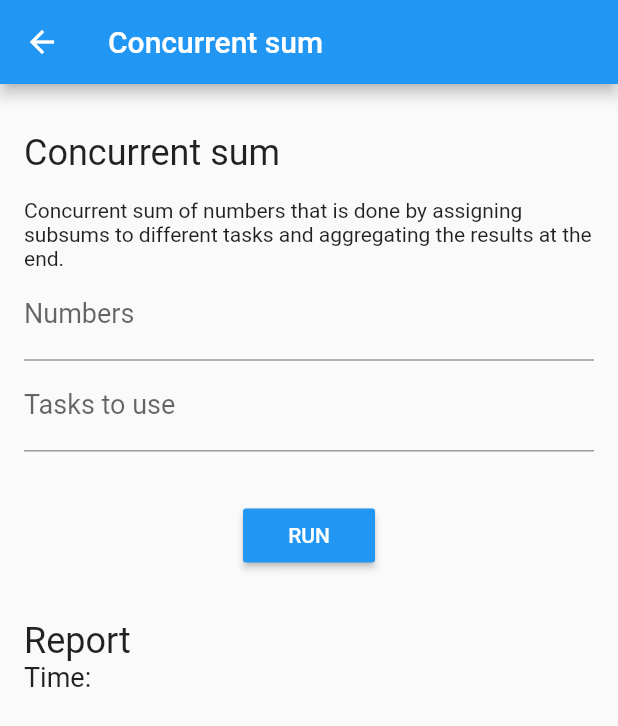
After one commit to WilliamWV/androidConcAndSync_Flutter, a Flutter app: the ConcSumScreen screen opened directly, on a phone screen of 412 x 824 dp. The commit adds this screen. Shown: the top 726 px of the screen. Run offline on Flutter 3.47's test engine with Material 2 defaults, Android fonts, the phone set to English and light mode, and no system bars.

Commit message:
Implemented ConcSumScreen

```diff
--- /dev/null
+++ b/lib/screens/ConcSumScreen.dart
@@ -0,0 +1,95 @@
+
+
+import 'package:androidconcurrency/constants.dart';
+import 'package:flutter/cupertino.dart';
+import 'package:flutter/material.dart';
+
+class ConcSumScreen extends StatefulWidget{
+  ConcSumScreen({Key key}): super(key: key);
+
+  @override
+  _ConcSumState createState() => _ConcSumState();
+
+}
+
+class _ConcSumState extends State<ConcSumScreen>{
+
+  int _reportTime;
+  String _reportTimeText = "";
+
+  @override
+  Widget build(BuildContext context) {
+    return Scaffold(
+      appBar: AppBar(
+          title: Text(CONC_SUM)
+      ),
+      body: Center(
+        child: Container(
+          padding: new EdgeInsets.all(MID_PADDING),
+          child: Column(
+            crossAxisAlignment: CrossAxisAlignment.start,
+            mainAxisAlignment: MainAxisAlignment.start,
+            children: <Widget>[
+              Container(
+                  child:Text(
+                    CONC_SUM,
+                    style: TextStyle(fontSize: TITLE_FONT_SIZE),
+                  ),
+                  padding: EdgeInsets.symmetric(vertical: MID_PADDING)
+              ),
+              Text(
+                  PROBL_DESCRIPTION[CONC_SUM],
+                  style: TextStyle(fontSize: DESCRIPTION_FONT_SIZE)
+              ),
+              TextField(
+                decoration: new InputDecoration(
+                    labelText: "Numbers",
+                    labelStyle: TextStyle(fontSize: LABEL_FONT_SIZE)
+                ),
+                keyboardType: TextInputType.number,
+              ),
+              TextField(
+                decoration: new InputDecoration(
+                    labelText: "Tasks to use",
+                    labelStyle: TextStyle(fontSize: LABEL_FONT_SIZE)
+                ),
+                keyboardType: TextInputType.number,
+              ),
+              Container(
+                  alignment: Alignment(0.0, 0.0),
+                  padding: EdgeInsets.symmetric(vertical: LARGE_PADDING),
+                  child:RaisedButton(
+                    textColor: Colors.white,
+                    color: Colors.blue,
+                    child: Text(
+                        "RUN"
+                    ),
+                    onPressed: runMM,
+                  )
+              ),
+              Text(
+                REPORT,
+                style: TextStyle(fontSize: TITLE_FONT_SIZE),
+              ),
+              Row(
+                children: <Widget>[
+                  Text(
+                    TIME,
+                    style: TextStyle(fontSize: LABEL_FONT_SIZE),
+                  ),
+                  Text(
+                    _reportTimeText,
+                    style: TextStyle(fontSize: LABEL_FONT_SIZE),
+                  )
+                ],
+              )
+            ],
+          ),
+        ),
+      ),
+    );
+  }
+  void runMM(){
+
+  }
+}
--- a/lib/screens/InitScreen.dart
+++ b/lib/screens/InitScreen.dart
@@ -1,3 +1,4 @@
+import 'package:androidconcurrency/screens/ConcSumScreen.dart';
 import 'package:androidconcurrency/screens/MatMultScreen.dart';
 import 'package:androidconcurrency/widgets/ProblemChooser.dart';
 import 'package:flutter/material.dart';
@@ -63,7 +64,9 @@ class _InitScreenState extends State<InitScreen> {
       case MAT_MULT:
         Navigator.push(context, MaterialPageRoute(builder: (context) => MatMultScreen()));
         break;
-      case CONC_SUM: break;
+      case CONC_SUM:
+        Navigator.push(context, MaterialPageRoute(builder: (context) => ConcSumScreen()));
+        break;
       case PHILOSOPHERS: break;
       case IMG_DOWN: break;
       case PROD_CONS: break;
```
